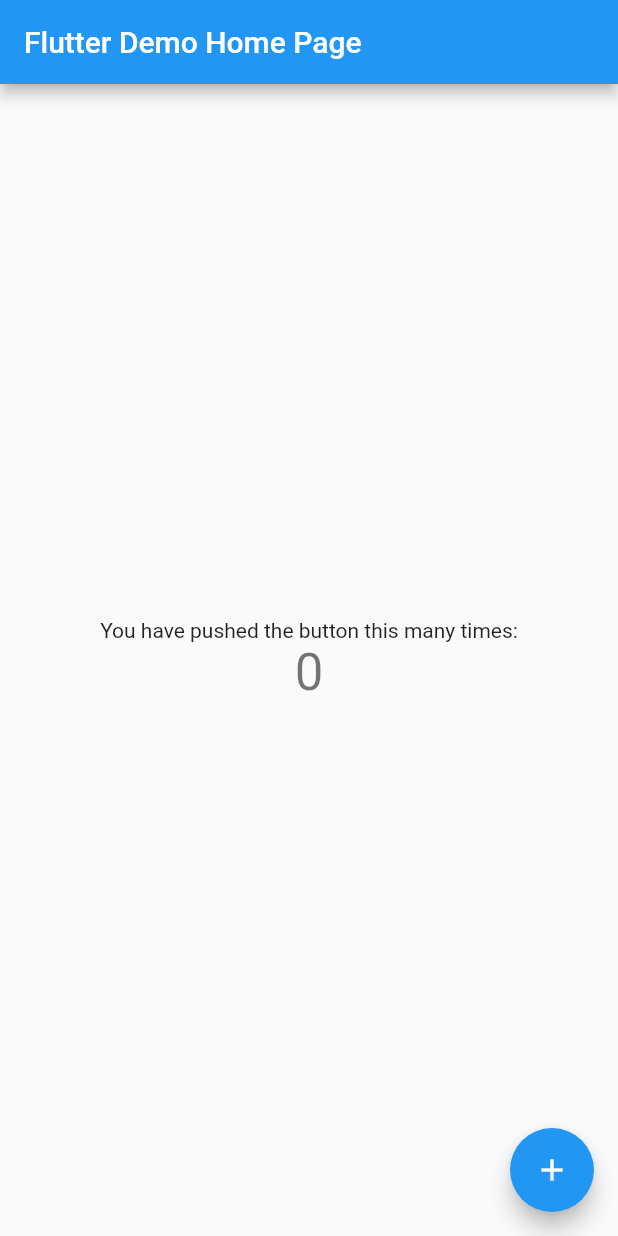
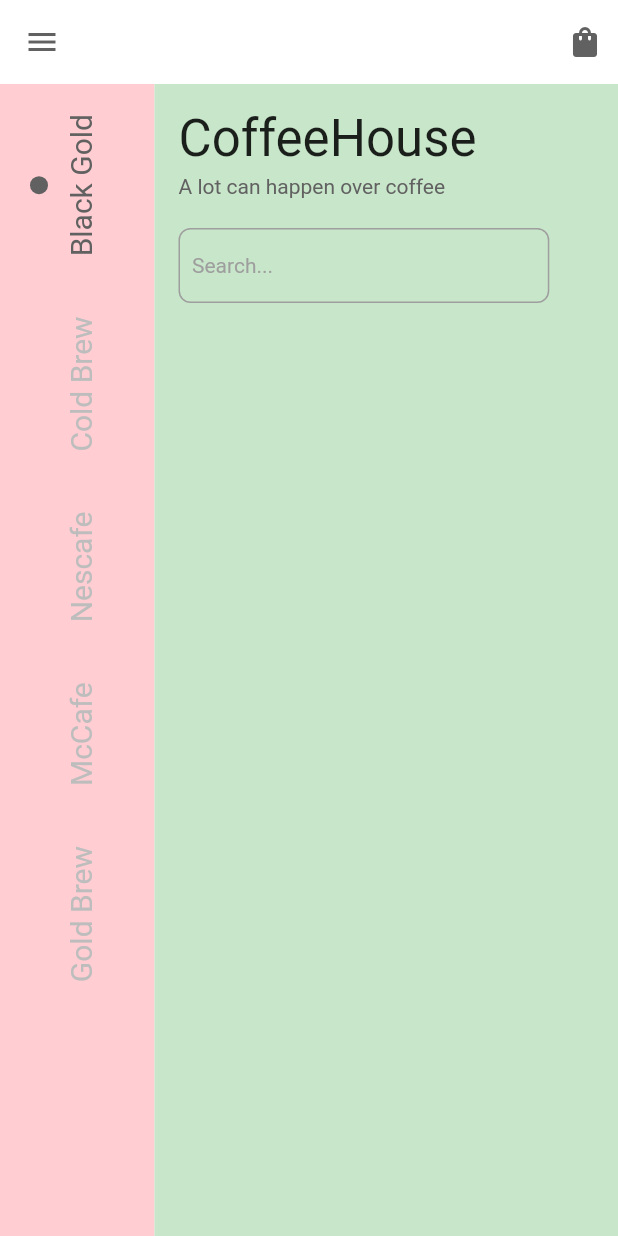
Before and after one commit to lyjuvadassery/projects_gallery, a Flutter app: the screen it shows after launch, on a phone screen of 412 x 824 dp. Run offline on Flutter 3.47's test engine with Material 2 defaults, Android fonts, the phone set to English and light mode, and no system bars; our stand-ins replace google_fonts.

Commit message:
Added the coffee_shop project files

```diff
--- /dev/null
+++ b/lib/coffee_shop/models/menu_item.dart
@@ -0,0 +1,39 @@
+import 'package:flutter/material.dart';
+
+class MenuItem {
+  String name;
+  double price;
+  String image;
+
+  MenuItem({this.name, this.price, this.image});
+}
+
+final blackGold = MenuItem(
+  name: 'Black Gold',
+  price: 59.99,
+  image: 'coffee1.png',
+);
+
+final coldBrew = MenuItem(
+  name: 'Cold Brew',
+  price: 40.49,
+  image: 'coffee1.png',
+);
+
+final nescafe = MenuItem(
+  name: 'Nescafe',
+  price: 30.00,
+  image: 'coffee1.png',
+);
+
+final mccafe = MenuItem(
+  name: 'McCafe',
+  price: 49.99,
+  image: 'coffee1.png',
+);
+
+final goldBrew = MenuItem(
+  name: 'Gold Brew',
+  price: 59.99,
+  image: 'coffee1.png',
+);
--- /dev/null
+++ b/lib/coffee_shop/pages/select_coffee_page.dart
@@ -0,0 +1,188 @@
+import 'package:projects_gallery/coffee_shop/models/menu_item.dart';
+import 'package:projects_gallery/coffee_shop/utilities/colors.dart';
+import 'package:flutter/material.dart';
+import 'package:google_fonts/google_fonts.dart';
+
+class SelectCoffeePage extends StatefulWidget {
+  @override
+  _SelectCoffeePageState createState() => _SelectCoffeePageState();
+}
+
+class _SelectCoffeePageState extends State<SelectCoffeePage> {
+  List _menuItems = [blackGold, coldBrew, nescafe, mccafe, goldBrew];
+  int _selectedMenuItemIndex;
+
+  @override
+  void initState() {
+    _selectedMenuItemIndex = 0;
+    super.initState();
+  }
+
+  @override
+  Widget build(BuildContext context) {
+    double mediaHeight = MediaQuery.of(context).size.height;
+    double mediaWidth = MediaQuery.of(context).size.width;
+
+    return Scaffold(
+      appBar: AppBar(
+        backgroundColor: Colors.white,
+        elevation: 0.0,
+        leading: Icon(
+          Icons.menu,
+          color: textGrey,
+        ),
+        actions: [
+          Padding(
+            padding: const EdgeInsets.only(right: 10.0),
+            child: Icon(
+              Icons.shopping_bag,
+              color: textGrey,
+            ),
+          ),
+        ],
+      ),
+      body: Container(
+        height: mediaHeight,
+        width: mediaWidth,
+        child: Row(
+          children: [
+            Container(
+              height: mediaHeight,
+              width: mediaWidth / 4,
+              // color: backgroundGrey,
+              color: Colors.red[100],
+              child: Center(
+                child: ListView.builder(
+                  scrollDirection: Axis.vertical,
+                  itemCount: _menuItems.length,
+                  itemBuilder: (BuildContext context, int index) {
+                    return MenuLabel(
+                      menuItemIndex: index,
+                      coffeeLabel: _menuItems[index].name,
+                      selectedMenuItemIndex: _selectedMenuItemIndex,
+                    );
+                  },
+                ),
+              ),
+            ),
+            Container(
+              height: mediaHeight,
+              width: mediaWidth * 3 / 4,
+              // color: backgroundGrey,
+              color: Colors.green[100],
+              child: Padding(
+                padding: const EdgeInsets.only(
+                  left: 16.0,
+                  top: 16.0,
+                ),
+                child: Column(
+                  crossAxisAlignment: CrossAxisAlignment.start,
+                  children: [
+                    Text(
+                      'CoffeeHouse',
+                      style: GoogleFonts.bigShouldersText(
+                        textStyle: TextStyle(
+                          fontSize: 34.0,
+                        ),
+                      ),
+                    ),
+                    SizedBox(
+                      height: 4.0,
+                    ),
+                    Text(
+                      'A lot can happen over coffee',
+                      style: GoogleFonts.bigShouldersText(
+                        textStyle: TextStyle(
+                          fontSize: 14.0,
+                          color: textGrey,
+                        ),
+                      ),
+                    ),
+                    SizedBox(
+                      height: 20.0,
+                    ),
+                    Container(
+                      height: 50.0,
+                      width: mediaWidth * 0.6,
+                      decoration: BoxDecoration(
+                        border: Border.all(
+                          color: textLighterGrey,
+                        ),
+                        borderRadius: BorderRadius.all(
+                          Radius.circular(8.0),
+                        ),
+                      ),
+                      child: Align(
+                        alignment: Alignment.centerLeft,
+                        child: Padding(
+                          padding: const EdgeInsets.only(left: 8.0),
+                          child: Text(
+                            'Search...',
+                            style: GoogleFonts.bigShouldersText(
+                              fontSize: 14.0,
+                              color: textLighterGrey,
+                            ),
+                          ),
+                        ),
+                      ),
+                    ),
+                  ],
+                ),
+              ),
+            ),
+          ],
+        ),
+      ),
+    );
+  }
+}
+
+class MenuLabel extends StatelessWidget {
+  MenuLabel({
+    @required this.menuItemIndex,
+    @required this.coffeeLabel,
+    @required this.selectedMenuItemIndex,
+  });
+
+  int menuItemIndex;
+  String coffeeLabel;
+  int selectedMenuItemIndex;
+
+  @override
+  Widget build(BuildContext context) {
+    return Padding(
+      padding: const EdgeInsets.all(20.0),
+      child: RotatedBox(
+        quarterTurns: 3,
+        child: Column(
+          children: [
+            Container(
+              height: 12.0,
+              width: 12.0,
+              decoration: BoxDecoration(
+                color: menuItemIndex == selectedMenuItemIndex
+                    ? textGrey
+                    : Colors.transparent,
+                shape: BoxShape.circle,
+              ),
+            ),
+            SizedBox(
+              height: 10.0,
+            ),
+            Text(
+              coffeeLabel,
+              style: GoogleFonts.bigShouldersText(
+                textStyle: TextStyle(
+                  color: menuItemIndex == selectedMenuItemIndex
+                      ? textGrey
+                      : textLightGrey,
+                  fontSize: 20.0,
+                ),
+              ),
+            ),
+          ],
+        ),
+      ),
+    );
+  }
+}
--- /dev/null
+++ b/lib/coffee_shop/utilities/colors.dart
@@ -0,0 +1,10 @@
+import 'package:flutter/material.dart';
+
+const Color backgroundGrey = Color(0xFFFFF8F6);
+const Color purple = Color(0xFF1F0D3C);
+const Color lightBlue = Color(0xFFFF724C);
+const Color deepPink = Color(0xFFFD866E);
+const Color dullYellow = Color(0xFFFCC07E);
+Color textGrey = Colors.grey[700];
+Color textLighterGrey = Colors.grey[500];
+Color textLightGrey = Colors.grey[400];
--- a/lib/main.dart
+++ b/lib/main.dart
@@ -1,3 +1,7 @@
+// coffee_shop
+// UI that is based on a Dribbble design.
+
+import 'package:projects_gallery/coffee_shop/pages/select_coffee_page.dart';
 import 'package:flutter/material.dart';
 
 void main() {
@@ -8,59 +12,12 @@ class MyApp extends StatelessWidget {
   @override
   Widget build(BuildContext context) {
     return MaterialApp(
-      title: 'Flutter Demo',
+      title: 'Coffee House',
+      debugShowCheckedModeBanner: false,
       theme: ThemeData(
-        primarySwatch: Colors.blue,
         visualDensity: VisualDensity.adaptivePlatformDensity,
       ),
-      home: MyHomePage(title: 'Flutter Demo Home Page'),
+      home: SelectCoffeePage(),
     );
   }
 }
-
-class MyHomePage extends StatefulWidget {
-  MyHomePage({Key key, this.title}) : super(key: key);
-
-  final String title;
-
-  @override
-  _MyHomePageState createState() => _MyHomePageState();
-}
-
-class _MyHomePageState extends State<MyHomePage> {
-  int _counter = 0;
-
-  void _incrementCounter() {
-    setState(() {
-      _counter++;
-    });
-  }
-
-  @override
-  Widget build(BuildContext context) {
-    return Scaffold(
-      appBar: AppBar(
-        title: Text(widget.title),
-      ),
-      body: Center(
-        child: Column(
-          mainAxisAlignment: MainAxisAlignment.center,
-          children: <Widget>[
-            Text(
-              'You have pushed the button this many times:',
-            ),
-            Text(
-              '$_counter',
-              style: Theme.of(context).textTheme.headline4,
-            ),
-          ],
-        ),
-      ),
-      floatingActionButton: FloatingActionButton(
-        onPressed: _incrementCounter,
-        tooltip: 'Increment',
-        child: Icon(Icons.add),
-      ),
-    );
-  }
-}
--- /dev/null
+++ b/lib/main_ORIGINAL.dart
@@ -0,0 +1,66 @@
+import 'package:flutter/material.dart';
+
+void main() {
+  runApp(MyApp());
+}
+
+class MyApp extends StatelessWidget {
+  @override
+  Widget build(BuildContext context) {
+    return MaterialApp(
+      title: 'Flutter Demo',
+      theme: ThemeData(
+        primarySwatch: Colors.blue,
+        visualDensity: VisualDensity.adaptivePlatformDensity,
+      ),
+      home: MyHomePage(title: 'Flutter Demo Home Page'),
+    );
+  }
+}
+
+class MyHomePage extends StatefulWidget {
+  MyHomePage({Key key, this.title}) : super(key: key);
+
+  final String title;
+
+  @override
+  _MyHomePageState createState() => _MyHomePageState();
+}
+
+class _MyHomePageState extends State<MyHomePage> {
+  int _counter = 0;
+
+  void _incrementCounter() {
+    setState(() {
+      _counter++;
+    });
+  }
+
+  @override
+  Widget build(BuildContext context) {
+    return Scaffold(
+      appBar: AppBar(
+        title: Text(widget.title),
+      ),
+      body: Center(
+        child: Column(
+          mainAxisAlignment: MainAxisAlignment.center,
+          children: <Widget>[
+            Text(
+              'You have pushed the button this many times:',
+            ),
+            Text(
+              '$_counter',
+              style: Theme.of(context).textTheme.headline4,
+            ),
+          ],
+        ),
+      ),
+      floatingActionButton: FloatingActionButton(
+        onPressed: _incrementCounter,
+        tooltip: 'Increment',
+        child: Icon(Icons.add),
+      ),
+    );
+  }
+}
```
Also changed, not shown: pubspec.yaml (+6 -53 lines), assets/images/coffee_shop/coffee1.png (added), assets/images/coffee_shop/coffee2.png (added), assets/images/coffee_shop/coffee3.png (added), assets/images/coffee_shop/coffee4.png (added), assets/images/coffee_shop/doodle.png (added), pubspec.lock, 1 other file.
